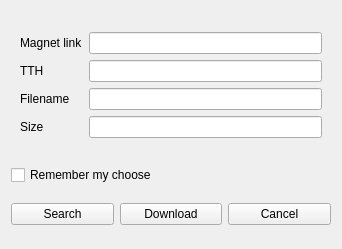
This is eiskaltdcpp/ui/UIMagnet.ui in eiskaltdcpp/eiskaltdcpp as Qt 5 draws it before an edit. The edited form follows.
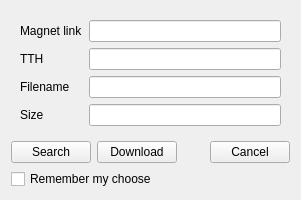
This is the edited form.

Commit message: usability enhancement in magnet dialog

The edit to the form file:
```diff
--- a/eiskaltdcpp/ui/UIMagnet.ui
+++ b/eiskaltdcpp/ui/UIMagnet.ui
@@ -6,8 +6,8 @@
    <rect>
     <x>0</x>
     <y>0</y>
-    <width>342</width>
-    <height>249</height>
+    <width>301</width>
+    <height>188</height>
    </rect>
   </property>
   <property name="sizePolicy">
@@ -19,29 +19,8 @@
   <property name="windowTitle">
    <string>Form</string>
   </property>
-  <layout class="QGridLayout" name="gridLayout">
-   <item row="6" column="2">
-    <widget class="QPushButton" name="pushButton_CANCEL">
-     <property name="text">
-      <string>Cancel</string>
-     </property>
-    </widget>
-   </item>
-   <item row="6" column="0">
-    <widget class="QPushButton" name="pushButton_SEARCH">
-     <property name="text">
-      <string>Search</string>
-     </property>
-    </widget>
-   </item>
-   <item row="6" column="1">
-    <widget class="QPushButton" name="pushButton_DOWNLOAD">
-     <property name="text">
-      <string>Download</string>
-     </property>
-    </widget>
-   </item>
-   <item row="4" column="0" colspan="3">
+  <layout class="QVBoxLayout" name="verticalLayout">
+   <item>
     <widget class="QFrame" name="frame">
      <property name="sizePolicy">
       <sizepolicy hsizetype="Preferred" vsizetype="Maximum">
@@ -115,7 +94,58 @@
      </layout>
     </widget>
    </item>
-   <item row="5" column="0" colspan="3">
+   <item>
+    <spacer name="verticalSpacer">
+     <property name="orientation">
+      <enum>Qt::Vertical</enum>
+     </property>
+     <property name="sizeHint" stdset="0">
+      <size>
+       <width>20</width>
+       <height>40</height>
+      </size>
+     </property>
+    </spacer>
+   </item>
+   <item>
+    <layout class="QHBoxLayout" name="horizontalLayout">
+     <item>
+      <widget class="QPushButton" name="pushButton_SEARCH">
+       <property name="text">
+        <string>Search</string>
+       </property>
+      </widget>
+     </item>
+     <item>
+      <widget class="QPushButton" name="pushButton_DOWNLOAD">
+       <property name="text">
+        <string>Download</string>
+       </property>
+      </widget>
+     </item>
+     <item>
+      <spacer name="horizontalSpacer">
+       <property name="orientation">
+        <enum>Qt::Horizontal</enum>
+       </property>
+       <property name="sizeHint" stdset="0">
+        <size>
+         <width>40</width>
+         <height>20</height>
+        </size>
+       </property>
+      </spacer>
+     </item>
+     <item>
+      <widget class="QPushButton" name="pushButton_CANCEL">
+       <property name="text">
+        <string>Cancel</string>
+       </property>
+      </widget>
+     </item>
+    </layout>
+   </item>
+   <item>
     <widget class="QCheckBox" name="checkBox_Remember">
      <property name="text">
       <string>Remember my choose</string>
```
